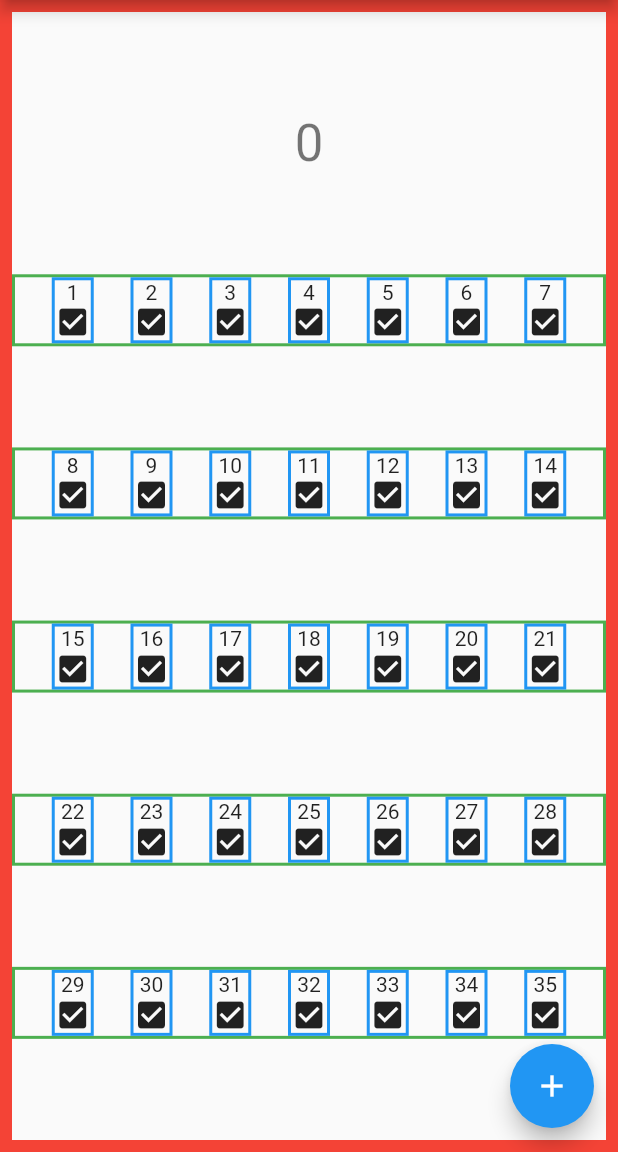
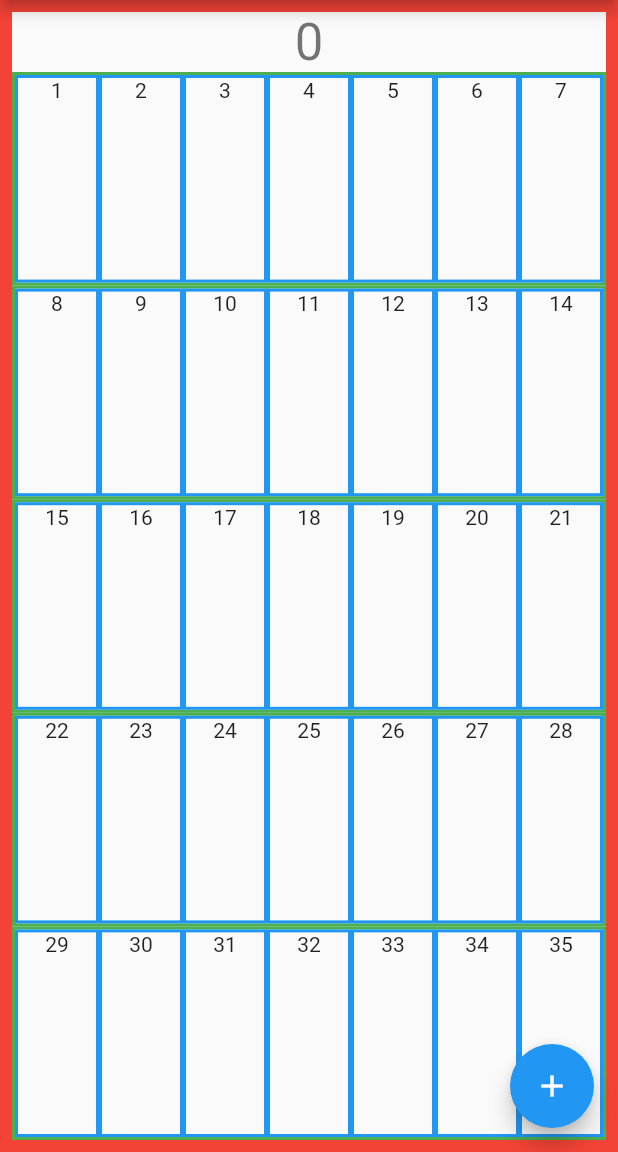
Before and after one commit to datsuns/stamp-calendar, a Flutter app: the screen it shows after launch, on a phone screen of 412 x 824 dp, the part 84-1236 px from its top. Run offline on Flutter 3.47's test engine with Material 2 defaults, Android fonts, the phone set to English and light mode, and no system bars.

Commit message:
fit to space (use Expanded())

```diff
--- a/lib/main.dart
+++ b/lib/main.dart
@@ -56,8 +56,7 @@ class _MyHomePageState extends State<MyHomePage> {
 
   Widget generateOneDay(BuildContext context, int day) {
     var b = List<Widget>();
-    b.add(Text(day.toString()));
-    b.add(Icon(Icons.check_box));
+    b.add(Center( child:Text(day.toString())));
 
     this._dayAll[day] = b;
     //var c = Column( children: this._dayArray[day].Body() );
@@ -95,13 +94,13 @@ class _MyHomePageState extends State<MyHomePage> {
       child: Row(
         mainAxisAlignment: MainAxisAlignment.spaceEvenly,
         children: <Widget>[
-          generateOneDay(context, start + 0),
-          generateOneDay(context, start + 1),
-          generateOneDay(context, start + 2),
-          generateOneDay(context, start + 3),
-          generateOneDay(context, start + 4),
-          generateOneDay(context, start + 5),
-          generateOneDay(context, start + 6),
+          Expanded( child: generateOneDay(context, start + 0) ),
+          Expanded( child: generateOneDay(context, start + 1) ),
+          Expanded( child: generateOneDay(context, start + 2) ),
+          Expanded( child: generateOneDay(context, start + 3) ),
+          Expanded( child: generateOneDay(context, start + 4) ),
+          Expanded( child: generateOneDay(context, start + 5) ),
+          Expanded( child: generateOneDay(context, start + 6) ),
         ],
       ),
     );
@@ -122,11 +121,11 @@ class _MyHomePageState extends State<MyHomePage> {
             '$_counter',
             style: Theme.of(context).textTheme.display1,
           ),
-          generateOneWeek(context, 1),
-          generateOneWeek(context, 8),
-          generateOneWeek(context, 15),
-          generateOneWeek(context, 22),
-          generateOneWeek(context, 29),
+          Expanded( child: generateOneWeek(context, 1) ),
+          Expanded( child: generateOneWeek(context, 8) ),
+          Expanded( child: generateOneWeek(context, 15) ),
+          Expanded( child: generateOneWeek(context, 22) ),
+          Expanded( child: generateOneWeek(context, 29) ),
         ],
       )
     );
```
